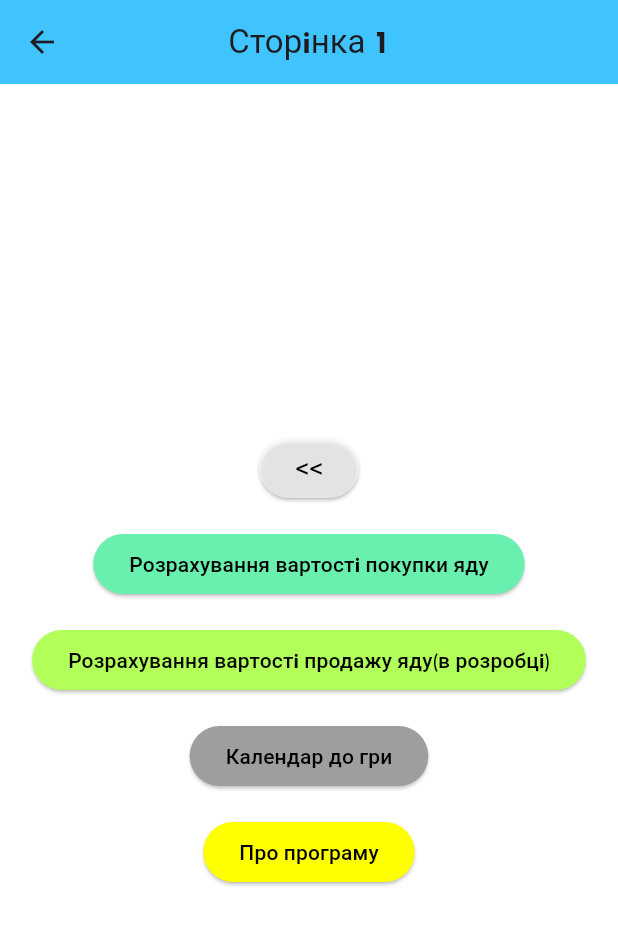
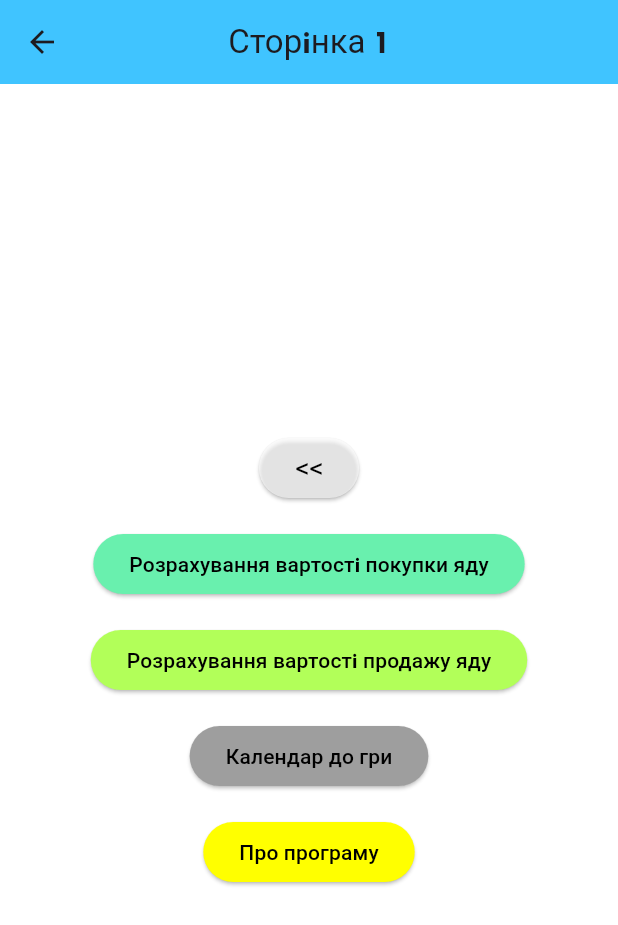
Before and after one commit to Vlad2NEW/rc2025_services, a Flutter app: the Page01 screen opened by its route, on a phone screen of 412 x 824 dp. Shown: the top 925 px of the screen. Run offline on Flutter 3.47's test engine with Material 3 defaults, Android fonts, the phone set to English and light mode, and no system bars; our stand-ins replace shared_preferences, table_calendar; accounts and stored records are empty.

Commit message:
Fixed text bug

```diff
--- a/lib/pages/Page_01.dart
+++ b/lib/pages/Page_01.dart
@@ -67,7 +67,7 @@ class _Page01State extends State<Page01> {
                   backgroundColor: Colors.lightGreenAccent, // Ваші розміри
                 ),
                 child: const Text(
-                  'Розрахування вартостi продажу яду(в розробцi)',
+                  'Розрахування вартостi продажу яду',
                   style: TextStyle(
                     color: Colors.black,
                     fontFamily: 'Tw Cen',
```
